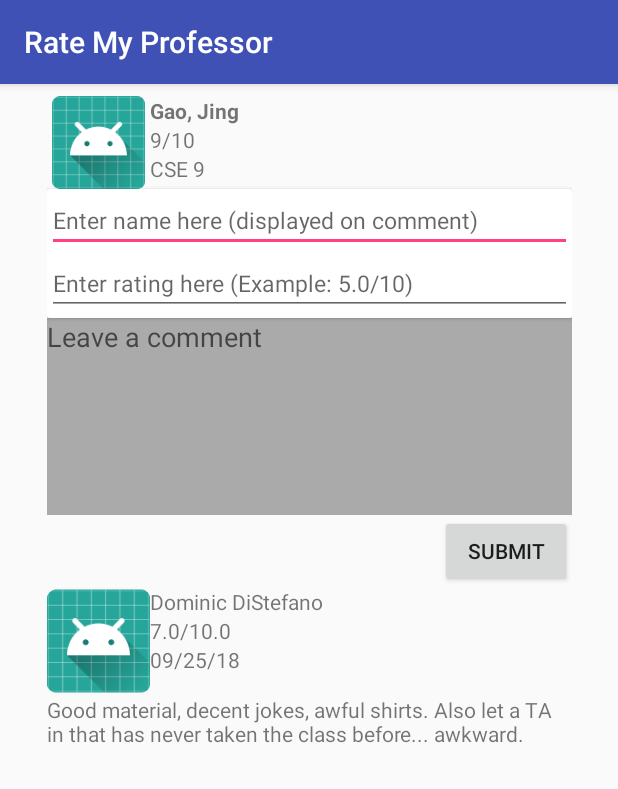
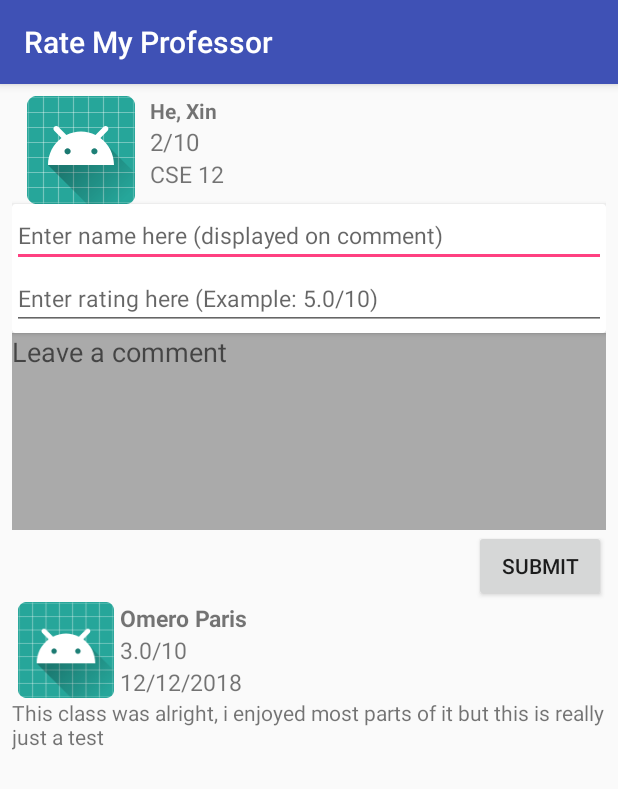
Before and after one commit to jaredbswll/RateMyProfessor, an Android app: the ProfessorPage screen opened directly, with no data from a screen before it, on a phone screen of 412 x 824 dp. Shown: the top 789 px of the screen. Run offline under Robolectric (Android 15) with nearby library versions, the phone set to English and light mode, and no system bars.

Commit message:
- Just modified the ProfessorPage class trying to add the comment functionality - Also changed the ID's to widgets on the "professor_page.xml" file to access them through code - Nothing else was modified

```diff
--- a/app/src/main/java/com/thisismyapp/ratemyprofessor/ProfessorPage.java
+++ b/app/src/main/java/com/thisismyapp/ratemyprofessor/ProfessorPage.java
@@ -4,6 +4,8 @@ import android.content.Intent;
 import android.os.Bundle;
 import android.os.Handler;
 import android.support.v7.app.AppCompatActivity;
+import android.widget.ImageView;
+import android.widget.LinearLayout;
 import android.widget.TextView;
 
 public class ProfessorPage extends AppCompatActivity {
@@ -27,7 +29,7 @@ public class ProfessorPage extends AppCompatActivity {
         //This will work:
 
         //RANDOM VALUE FOR profSearch TO TEST:
-        profSearch = "Gao, Jing";
+        profSearch = "He, Xin";
 
         //Search to get professors correct index to be used by each array
         int index = 0;
@@ -53,7 +55,82 @@ public class ProfessorPage extends AppCompatActivity {
         TextView tv3 = (TextView) findViewById(R.id.professor_class);
         tv3.setText(profClass);
 
-        //TODO: Find out how to store and do this same process for submitted comments
+        //TODO: Test add comment functionality.
+        String n = "Omero Paris";
+        String r = "3.0/10";
+        String date = "12/12/2018";
+        String c = "This class was alright, i enjoyed most parts of it but this is really just a test";
+        addComment(n, r, date, c);
 
     }
+
+
+    /*
+    * Function to add comment to the professor page when the submit button is pressed
+    * input: (String usersName, String usersRating, String date, String usersComment)
+    * output: Updates the display by adding a comment with the various info
+    */
+    public void addComment(String name, String rating, String date, String comment){
+        //ADDING COMMENTS DYNAMICALLY:
+
+        //TODO: Figure out a way to add another comment with different values
+
+        TextView usersName = (TextView) findViewById(R.id.users_name);
+        usersName.setText(name);
+
+        TextView usersRating = (TextView) findViewById(R.id.users_rating);
+        usersRating.setText(rating);
+
+        TextView currentDate = (TextView) findViewById(R.id.date);
+        currentDate.setText(date);
+
+        TextView usersComment = (TextView) findViewById(R.id.users_comment);
+        usersComment.setText(comment);
+
+
+/*      ****Doesn't work fully yet****
+        //Getting the correct layouts for the comment section
+        LinearLayout commentLayout = findViewById(R.id.user_comments);
+        LinearLayout usersInfo = findViewById(R.id.user_comment_info);
+        LinearLayout usersCommentNameRatingDate = findViewById(R.id.user_comment_nrd);
+
+        //add userInfo layout to comment layout:
+        usersInfo.setOrientation(LinearLayout.HORIZONTAL);
+        usersInfo.setLayoutParams(new LinearLayout.LayoutParams(LinearLayout.LayoutParams.MATCH_PARENT, LinearLayout.LayoutParams.WRAP_CONTENT));
+        commentLayout.addView(usersInfo);
+
+        //Add users avatar to userInfo with constraints (look at professor_page.xml for constraints):
+        ImageView userAvatar = (ImageView) findViewById(R.id.user_avatar);
+        userAvatar.setLayoutParams(new LinearLayout.LayoutParams(LinearLayout.LayoutParams.WRAP_CONTENT, LinearLayout.LayoutParams.MATCH_PARENT));
+        usersInfo.addView(userAvatar);
+
+        //Add the layout for the users name, rating and date:
+        usersCommentNameRatingDate.setOrientation(LinearLayout.VERTICAL);
+        usersCommentNameRatingDate.setLayoutParams(new LinearLayout.LayoutParams(LinearLayout.LayoutParams.MATCH_PARENT, LinearLayout.LayoutParams.WRAP_CONTENT));
+        usersInfo.addView(usersCommentNameRatingDate);
+
+
+        //Add the users info in the three text boxes next to the users avatar:
+        TextView usersName = (TextView) findViewById(R.id.users_name);
+        usersName.setLayoutParams(new LinearLayout.LayoutParams(LinearLayout.LayoutParams.MATCH_PARENT, LinearLayout.LayoutParams.WRAP_CONTENT));
+        usersName.setText(name);
+
+        TextView usersRating = (TextView) findViewById(R.id.users_rating);
+        usersRating.setLayoutParams(new LinearLayout.LayoutParams(LinearLayout.LayoutParams.MATCH_PARENT, LinearLayout.LayoutParams.WRAP_CONTENT));
+        usersRating.setText(rating);
+
+        TextView currentDate = (TextView) findViewById(R.id.date);
+        usersRating.setLayoutParams(new LinearLayout.LayoutParams(LinearLayout.LayoutParams.MATCH_PARENT, LinearLayout.LayoutParams.WRAP_CONTENT));
+        currentDate.setText(date);
+
+        //Add the users comment to the end of the view:
+        TextView usersComment = (TextView) findViewById(R.id.users_comment);
+        usersComment.setLayoutParams(new LinearLayout.LayoutParams(LinearLayout.LayoutParams.MATCH_PARENT, LinearLayout.LayoutParams.WRAP_CONTENT));
+        usersComment.setText(comment);
+*/
+
+
+
+    }
+
 }
--- a/app/src/main/res/layout/professor_page.xml
+++ b/app/src/main/res/layout/professor_page.xml
@@ -6,13 +6,13 @@
     tools:context=".MainActivity">
 
     <LinearLayout
-        android:layout_width="350dp"
-        android:layout_height="496dp"
+        android:layout_width="0dp"
+        android:layout_height="wrap_content"
+        android:layout_marginStart="8dp"
+        android:layout_marginLeft="8dp"
+        android:layout_marginTop="8dp"
         android:layout_marginEnd="8dp"
-        android:layout_marginLeft="8dp"
         android:layout_marginRight="8dp"
-        android:layout_marginStart="8dp"
-        android:layout_marginTop="8dp"
         android:gravity="right"
         android:orientation="vertical"
         app:layout_constraintEnd_toEndOf="parent"
@@ -21,7 +21,7 @@
 
         <LinearLayout
             android:layout_width="match_parent"
-            android:layout_height="62dp"
+            android:layout_height="wrap_content"
             android:orientation="horizontal">
 
             <LinearLayout
@@ -49,6 +49,7 @@
                         android:layout_width="match_parent"
                         android:layout_height="wrap_content"
                         android:text="Matthew Hertz"
+                        android:textSize="14sp"
                         android:textStyle="bold"
                         tools:textSize="18sp" />
 
@@ -56,13 +57,15 @@
                         android:id="@+id/professor_rating"
                         android:layout_width="match_parent"
                         android:layout_height="wrap_content"
-                        android:text="7.0/10.0" />
+                        android:text="7.0/10.0"
+                        android:textSize="16sp" />
 
                     <TextView
                         android:id="@+id/professor_class"
                         android:layout_width="match_parent"
                         android:layout_height="wrap_content"
-                        android:text="CSE442" />
+                        android:text="CSE442"
+                        android:textSize="15sp" />
 
                 </LinearLayout>
 
@@ -79,7 +82,7 @@
                 android:orientation="vertical">
 
                 <EditText
-                    android:id="@+id/user_name"
+                    android:id="@+id/user_name_input"
                     android:layout_width="match_parent"
                     android:layout_height="wrap_content"
                     android:ems="10"
@@ -88,7 +91,7 @@
                     android:textSize="15sp" />
 
                 <EditText
-                    android:id="@+id/user_rating"
+                    android:id="@+id/user_rating_input"
                     android:layout_width="match_parent"
                     android:layout_height="wrap_content"
                     android:ems="10"
@@ -120,6 +123,7 @@
             android:text="Submit" />
 
         <LinearLayout
+            android:id="@+id/user_comments"
             android:layout_width="match_parent"
             android:layout_height="wrap_content"
             android:orientation="vertical"
@@ -127,6 +131,7 @@
             tools:layout_editor_absoluteY="203dp">
 
             <LinearLayout
+                android:id="@+id/user_comment_info"
                 android:layout_width="match_parent"
                 android:layout_height="wrap_content"
                 android:orientation="horizontal"
@@ -134,44 +139,50 @@
                 tools:layout_editor_absoluteY="353dp">
 
                 <ImageView
-                    android:id="@+id/imageView20"
-                    android:layout_width="9dp"
-                    android:layout_height="wrap_content"
-                    android:layout_weight="1"
+                    android:id="@+id/user_avatar"
+                    android:layout_width="wrap_content"
+                    android:layout_height="match_parent"
+                    android:layout_gravity="left"
+                    android:layout_weight="0"
                     app:srcCompat="@mipmap/ic_launcher" />
 
                 <LinearLayout
-                    android:layout_width="221dp"
-                    android:layout_height="72dp"
+                    android:id="@+id/user_comment_nrd"
+                    android:layout_width="match_parent"
+                    android:layout_height="wrap_content"
                     android:layout_weight="1"
                     android:orientation="vertical">
 
                     <TextView
-                        android:id="@+id/textView17"
+                        android:id="@+id/users_name"
                         android:layout_width="match_parent"
                         android:layout_height="wrap_content"
-                        android:text="Dominic DiStefano" />
+                        android:text="Dominic DiStefano"
+                        android:textSize="15sp"
+                        android:textStyle="bold" />
 
                     <TextView
-                        android:id="@+id/textView18"
+                        android:id="@+id/users_rating"
                         android:layout_width="match_parent"
                         android:layout_height="wrap_content"
-                        android:text="7.0/10.0" />
+                        android:text="7.0/10.0"
+                        android:textSize="15sp" />
 
                     <TextView
-                        android:id="@+id/textView19_parent"
+                        android:id="@+id/date"
+                        android:layout_width="match_parent"
                         android:layout_height="wrap_content"
-                        android:layout_width="wrap_content"
-                        android:text="09/25/18" />
+                        android:text="09/25/18"
+                        android:textSize="15sp" />
 
                 </LinearLayout>
 
             </LinearLayout>
 
             <TextView
-                android:id="@+id/textView22"
+                android:id="@+id/users_comment"
                 android:layout_width="match_parent"
-                android:layout_height="101dp"
+                android:layout_height="wrap_content"
                 android:lines="6"
                 android:text="Good material, decent jokes, awful shirts. Also let a TA in that has never taken the class before... awkward." />
 
```
